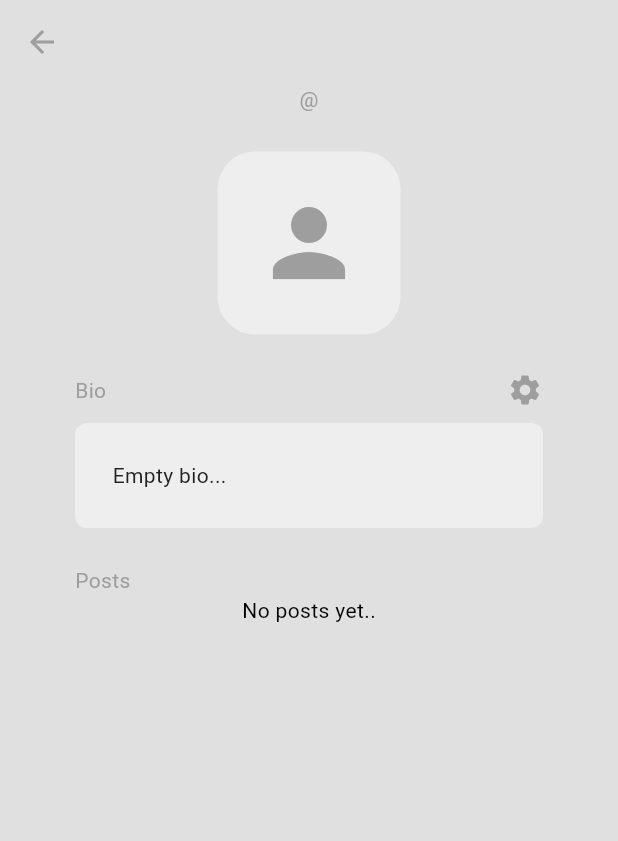
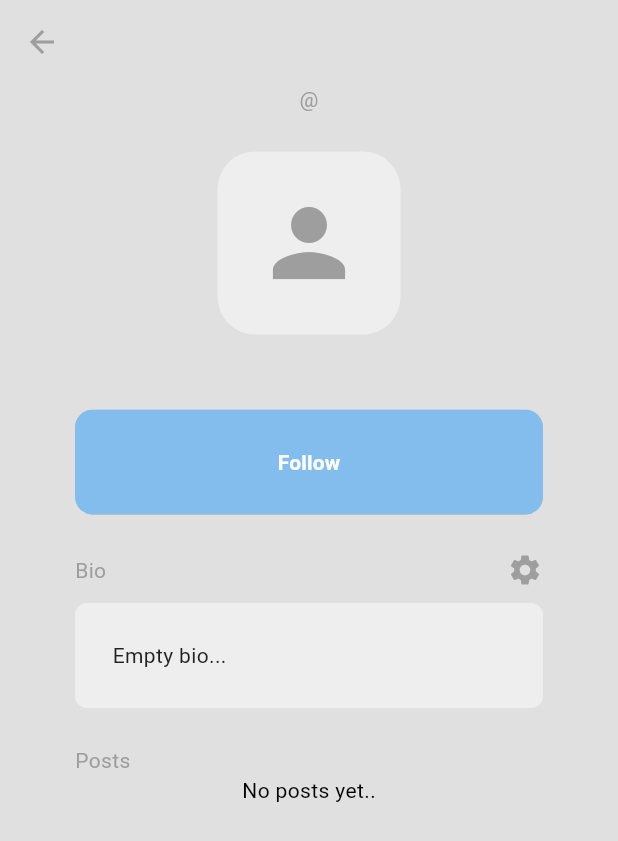
Before and after one commit to Schlegelk/mobile_programming, a Flutter app: the screen it shows once a user with an empty profile is signed in, in the side drawer, after a tap on "P R O F I L E", on a phone screen of 412 x 824 dp. Shown: the top 841 px of the screen. Run offline on Flutter 3.47's test engine with Material 3 defaults, Android fonts, the phone set to English and light mode, and no system bars; our stand-ins replace cloud_firestore, firebase_auth, firebase_core; accounts and stored records are empty.

Commit message:
follow button & font changes

```diff
--- /dev/null
+++ b/lib/pages/follow_button.dart
@@ -0,0 +1,33 @@
+import 'package:flutter/material.dart';
+
+class MyFollowButton extends StatelessWidget {
+  const MyFollowButton({
+    super.key,
+    required this.onPressed,
+  });
+
+  final void Function()? onPressed;
+
+  @override
+  Widget build(BuildContext context) {
+    return Padding(
+      padding: const EdgeInsets.all(25.0),
+      child: ClipRRect(
+        borderRadius: BorderRadius.circular(12),
+        child: MaterialButton(
+          padding: const EdgeInsets.all(25),
+          onPressed: onPressed,
+          color: const Color.fromARGB(255, 130, 189, 237),
+          child: Text(
+            "Follow",
+            style: TextStyle(
+              color: Theme.of(context).colorScheme.tertiary,
+              fontWeight: FontWeight.bold,
+            ),
+          ),
+        ),
+      ),
+    );
+    ;
+  }
+}
--- a/lib/pages/profile_page.dart
+++ b/lib/pages/profile_page.dart
@@ -5,6 +5,7 @@ import 'package:social_media/components/my_input_alert_box.dart';
 import 'package:social_media/components/my_post_tile.dart';
 import 'package:social_media/helper/navigate_pages.dart';
 import 'package:social_media/models/user.dart';
+import 'package:social_media/pages/follow_button.dart';
 import 'package:social_media/services/auth/auth_service.dart';
 import 'package:social_media/services/database/database_provider.dart';
 
@@ -143,6 +144,9 @@ class _ProfilePageState extends State<ProfilePage> {
 
             const SizedBox(height: 25),
 
+            // follow-unfollow button
+            MyFollowButton(onPressed: () {}),
+
             // Edit bio section
             Padding(
               padding: const EdgeInsets.symmetric(horizontal: 25.0),
```
Also changed, not shown: lib/pages/follow_list_page.dart (+11 -9 lines).
